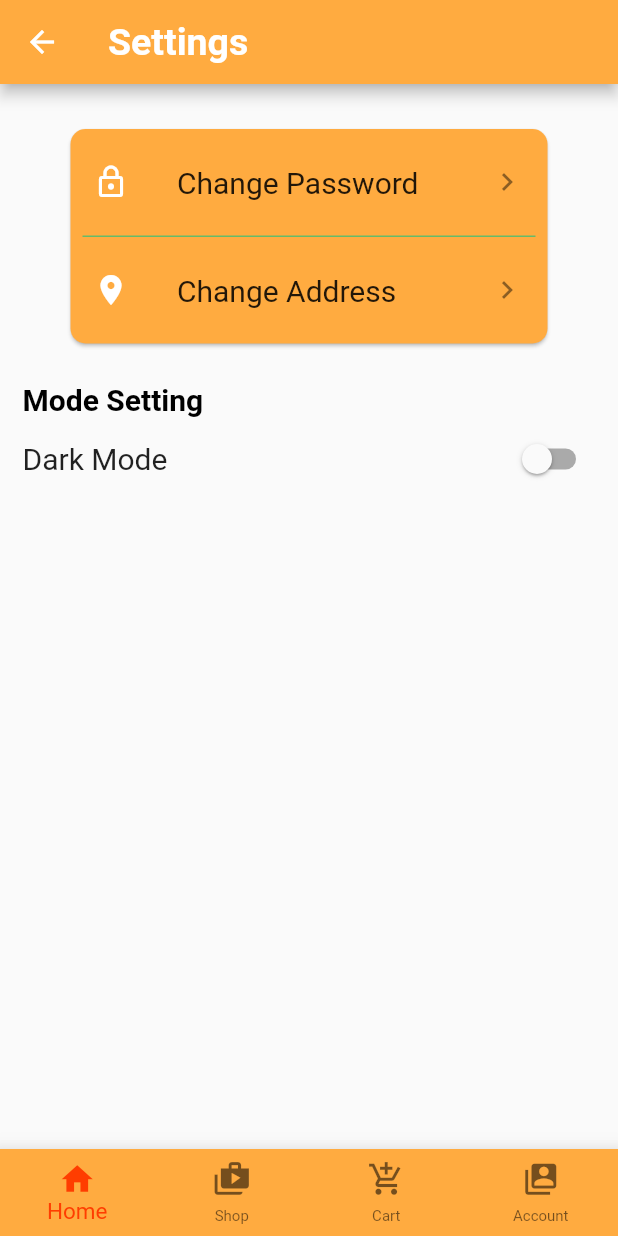
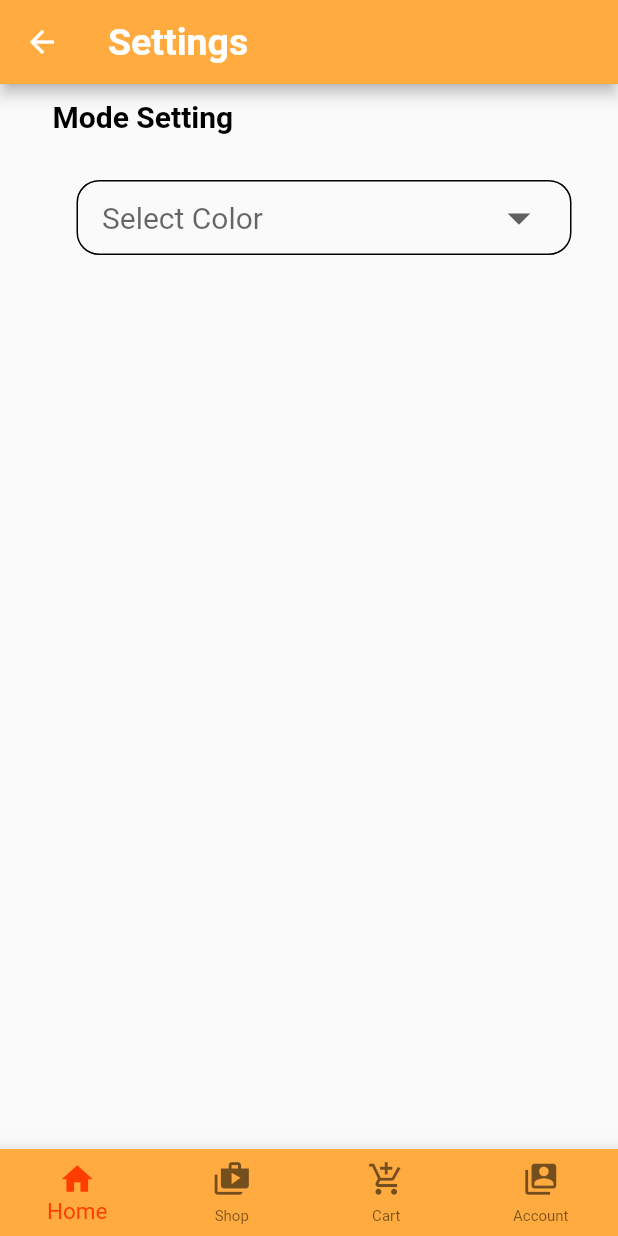
Before and after one commit to HabibHadmy99/closet-map-new, a Flutter app: the MySetting screen opened directly, on a phone screen of 412 x 824 dp. Run offline on Flutter 3.47's test engine with Material 2 defaults, Android fonts, the phone set to English and light mode, and no system bars; our stand-ins replace get_it; accounts and stored records are empty.

Commit message:
Update setting screen

```diff
--- a/lib/screen/setting.dart
+++ b/lib/screen/setting.dart
@@ -9,6 +9,8 @@ class MySetting extends StatefulWidget {
 }
 
 class SettingPage extends State<MySetting> {
+  String valueChoose;
+  List listTheme = ["Blue Theme", "Red Theme"];
   @override
   Widget build(BuildContext context) {
     return Scaffold(
@@ -25,48 +27,50 @@ class SettingPage extends State<MySetting> {
         ),
       ),
       body: SingleChildScrollView(
-          padding: EdgeInsets.fromLTRB(15, 0, 15, 0),
+          padding: EdgeInsets.fromLTRB(35, 0, 15, 0),
           child: Column(
             crossAxisAlignment: CrossAxisAlignment.start,
             children: <Widget>[
-              Card(
-                  shape: RoundedRectangleBorder(
-                      borderRadius: BorderRadius.circular(10.0)),
-                  margin: const EdgeInsets.fromLTRB(32.0, 30.0, 32.0, 16.0),
-                  color: Colors.orangeAccent,
-                  child: Column(
-                    children: <Widget>[
-                      ListTile(
-                        contentPadding: EdgeInsets.fromLTRB(15, 7.5, 15, 7.5),
-                        leading: Icon(Icons.lock_outlined, color: Colors.white),
-                        title: Text("Change Password",
-                            style: TextStyle(fontSize: 20)),
-                        trailing: Icon(Icons.keyboard_arrow_right),
-                        onTap: () {},
-                      ),
-                      buildContainer(),
-                      ListTile(
-                        contentPadding: EdgeInsets.fromLTRB(15, 7.5, 15, 7.5),
-                        leading: Icon(Icons.location_on, color: Colors.white),
-                        title: Text("Change Address",
-                            style: TextStyle(fontSize: 20)),
-                        trailing: Icon(Icons.keyboard_arrow_right),
-                        onTap: () {},
-                      ),
-                    ],
-                  )),
               const SizedBox(height: 10.0),
               Text("Mode Setting",
                   style: TextStyle(
                       fontSize: 20.0,
                       fontWeight: FontWeight.bold,
                       color: Colors.black)),
-              SwitchListTile(
-                  activeColor: Colors.orangeAccent,
-                  contentPadding: const EdgeInsets.all(0),
-                  title: Text("Dark Mode", style: TextStyle(fontSize: 20)),
-                  value: false,
-                  onChanged: (value) {})
+              SizedBox(height: 15),
+              Padding(
+                padding: const EdgeInsets.all(16.0),
+                child: Container(
+                  padding: EdgeInsets.only(left: 16, right: 16),
+                  decoration: BoxDecoration(
+                      border: Border.all(width: 1),
+                      borderRadius: BorderRadius.circular(15)),
+                  child: DropdownButton(
+                    dropdownColor: Colors.orange[200],
+                    icon: Icon(Icons.arrow_drop_down),
+                    iconSize: 36,
+                    isExpanded: true,
+                    underline: SizedBox(),
+                    style: TextStyle(
+                      color: Colors.black,
+                      fontSize: 20,
+                    ),
+                    hint: Text("Select Color"),
+                    value: valueChoose,
+                    onChanged: (newValue) {
+                      setState(() {
+                        valueChoose = newValue;
+                      });
+                    },
+                    items: listTheme.map((valueItem) {
+                      return DropdownMenuItem(
+                        value: valueItem,
+                        child: Text(valueItem),
+                      );
+                    }).toList(),
+                  ),
+                ),
+              )
             ],
           )),
     );
```
